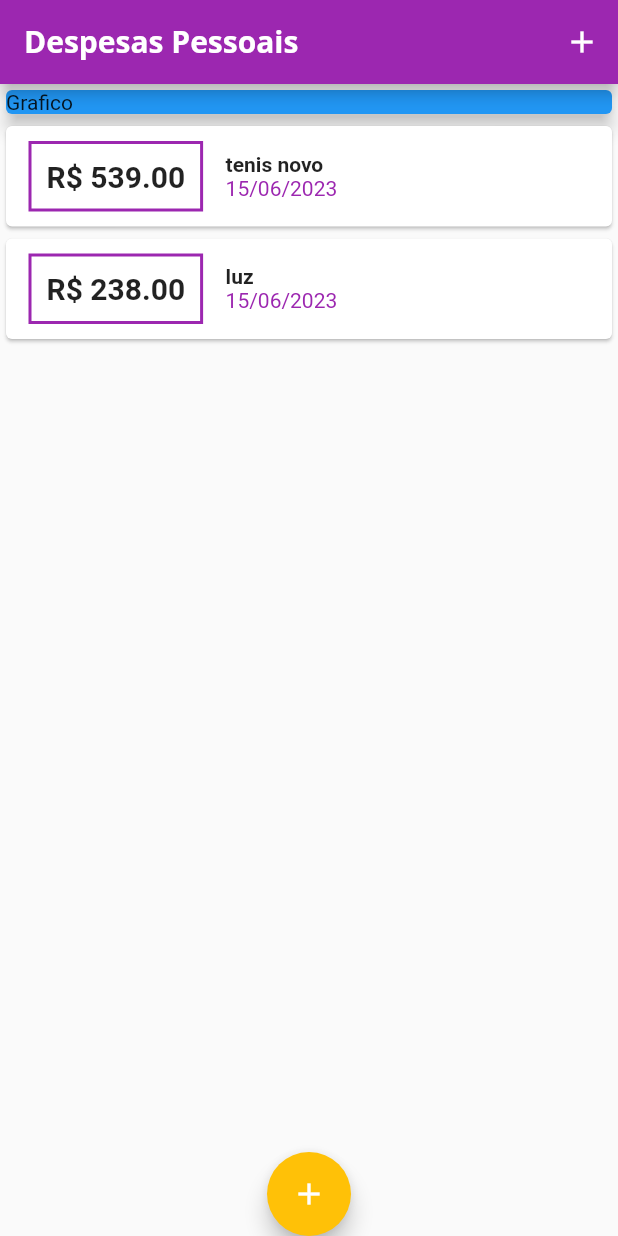
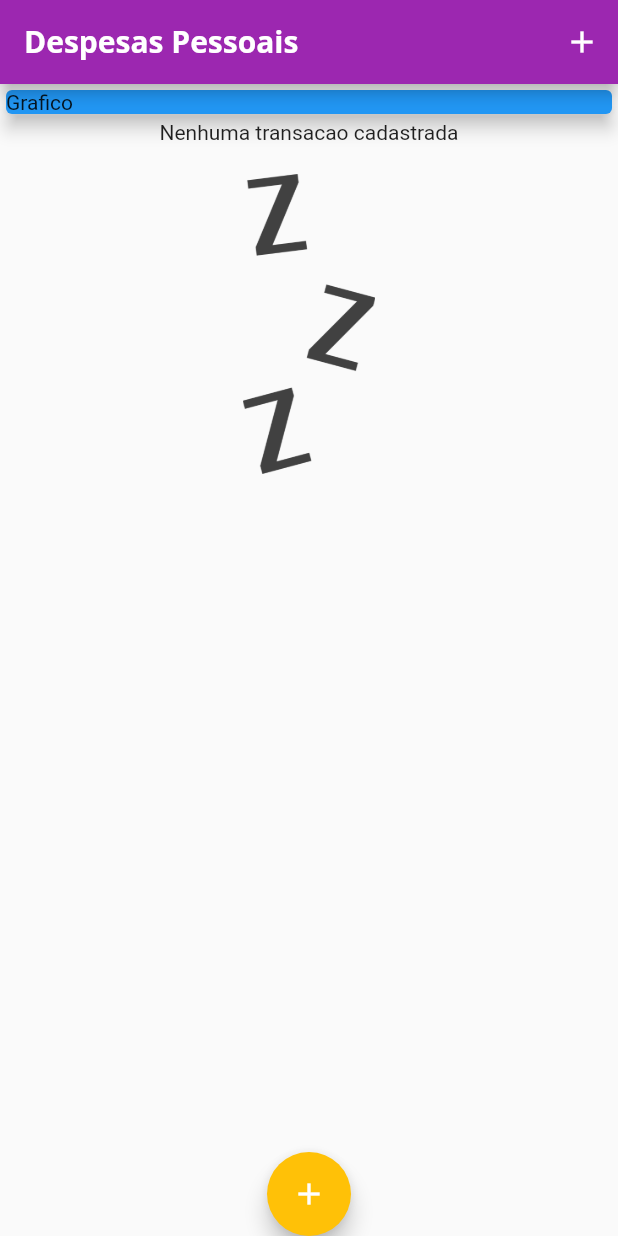
Before and after one commit to LuaDlc/expenses, a Flutter app: the screen it shows after launch, on a phone screen of 412 x 824 dp. Run offline on Flutter 3.47's test engine with Material 2 defaults, Android fonts, the phone set to English and light mode, and no system bars.

```diff
--- a/lib/components/transactions_list.dart
+++ b/lib/components/transactions_list.dart
@@ -16,7 +16,23 @@ class TransactionsList extends StatelessWidget {
   Widget build(BuildContext context) {
     return SizedBox(
         height: 300,
-        child: ListView.builder(
+        child: transactions!.isEmpty
+            ? Column(
+                children: <Widget>[
+                  const Text('Nenhuma transacao cadastrada'),
+                  const SizedBox(
+                    height: 20,
+                  ),
+                  SizedBox(
+                    height: 200,
+                    child: Image.asset(
+                      'assets/images/waiting.png',
+                      fit: BoxFit.cover,
+                    ),
+                  ),
+                ],
+              )
+            : ListView.builder(
                 itemCount: transactions!.length, //pega cada item q esta na tela
                 itemBuilder: (ctx, index) {
                   //index é o item que quero renderizar na tela
--- a/lib/main.dart
+++ b/lib/main.dart
@@ -49,19 +49,19 @@ class MyHomePage extends StatefulWidget {
 }
 
 class _MyHomePageState extends State<MyHomePage> {
-  final _transactions = [
-    Transactions(
-      id: 't1',
-      title: 'tenis novo',
-      value: 539.00,
-      date: DateTime.now(),
-    ),
-    Transactions(
-      id: 't2',
-      title: 'luz',
-      value: 238.00,
-      date: DateTime.now(),
-    ),
+  final List<Transactions> _transactions = [
+    // Transactions(
+    //   id: 't1',
+    //   title: 'tenis novo',
+    //   value: 539.00,
+    //   date: DateTime.now(),
+    // ),
+    // Transactions(
+    //   id: 't2',
+    //   title: 'luz',
+    //   value: 238.00,
+    //   date: DateTime.now(),
+    // ),
   ];
 
   _addTransaction(String title, double value) {
--- a/pubspec.yaml
+++ b/pubspec.yaml
@@ -27,9 +27,8 @@ flutter:
   uses-material-design: true
 
   # To add assets to your application, add an assets section, like this:
-  # assets:
-  #   - images/a_dot_burr.jpeg
-  #   - images/a_dot_ham.jpeg
+  assets:
+    - assets/images/waiting.png
 
   #
   # To add custom fonts to your application, add a fonts section here,
```
Also changed, not shown: assets/images/waiting.png (added). Lines whose indentation alone changed are shown as unchanged.
